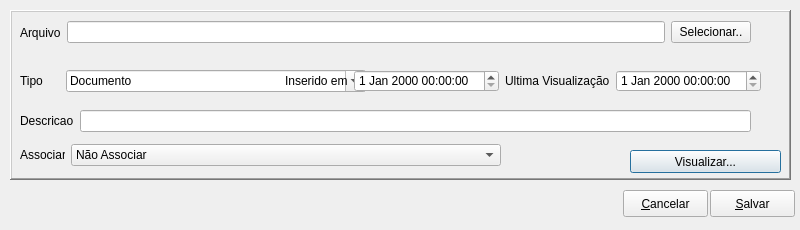
Qt form libs/QRadCommonGui/editfiles.ui (MarcoBueno1/qrad) before a commit.
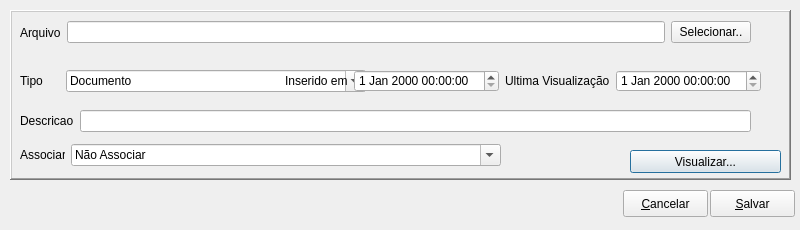
The same form after that commit. Custom widgets are drawn as their Qt base class.

```diff
--- a/libs/QRadCommonGui/editfiles.ui
+++ b/libs/QRadCommonGui/editfiles.ui
@@ -200,6 +200,12 @@
      </item>
      <item>
       <widget class="SComboBox" name="comboBoxAssociar">
+       <property name="editable">
+        <bool>true</bool>
+       </property>
+       <property name="sizeAdjustPolicy">
+        <enum>QComboBox::AdjustToContents</enum>
+       </property>
        <item>
         <property name="text">
          <string>Não Associar</string>
```
